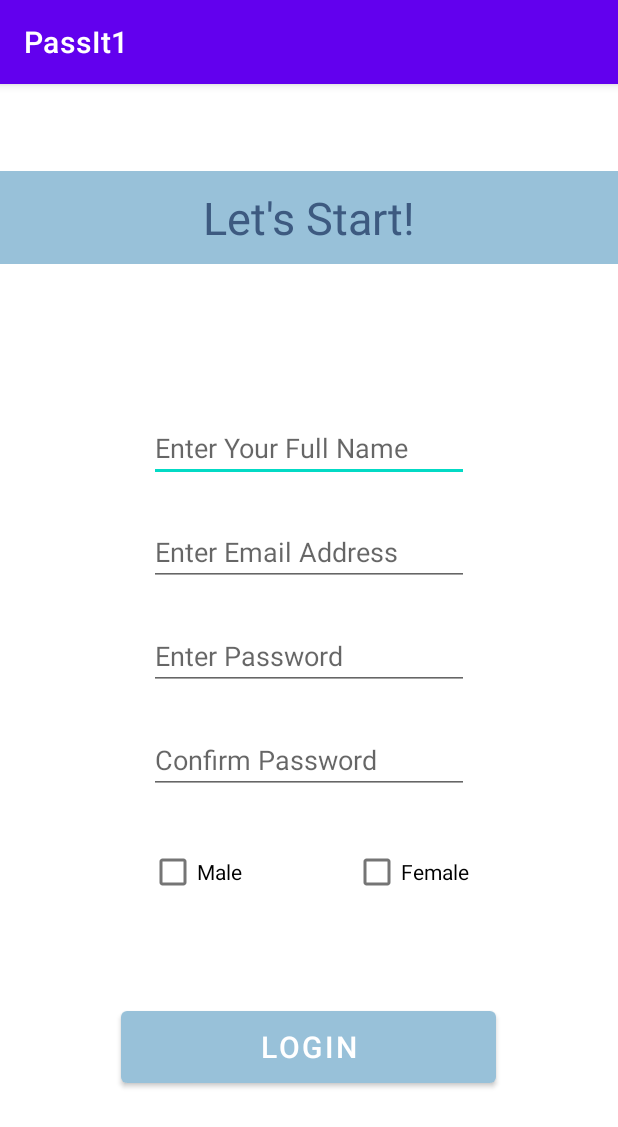
After one commit to ShaniId/PassIt, an Android app: the PersonalDetailsActivity screen opened directly, with no data from a screen before it, on a phone screen of 412 x 824 dp. The commit adds this screen. Shown: the top 1127 px of the screen. Run offline under Robolectric (Android 15) with nearby library versions, the phone set to English and light mode, and no system bars.

Commit message:
added Personal Details

```diff
--- a/app/src/main/AndroidManifest.xml
+++ b/app/src/main/AndroidManifest.xml
@@ -9,6 +9,7 @@
         android:roundIcon="@mipmap/ic_launcher_round"
         android:supportsRtl="true"
         android:theme="@style/Theme.PassIt1">
+        <activity android:name=".PersonalDetailsActivity"></activity>
         <activity android:name=".MainActivity">
             <intent-filter>
                 <action android:name="android.intent.action.MAIN" />
--- a/app/src/main/java/com/example/passit1/MainActivity.java
+++ b/app/src/main/java/com/example/passit1/MainActivity.java
@@ -2,7 +2,9 @@ package com.example.passit1;
 
 import androidx.appcompat.app.AppCompatActivity;
 
+import android.content.Intent;
 import android.os.Bundle;
+import android.view.View;
 
 public class MainActivity extends AppCompatActivity {
 
@@ -10,5 +12,15 @@ public class MainActivity extends AppCompatActivity {
     protected void onCreate(Bundle savedInstanceState) {
         super.onCreate(savedInstanceState);
         setContentView(R.layout.activity_main);
+
+        //Link to PersonalDetails page
+        findViewById(R.id.GetStarted).setOnClickListener(new View.OnClickListener() {
+            @Override
+            public void onClick(View v)
+            {
+                Intent intent = new Intent(MainActivity.this, PersonalDetailsActivity.class);
+                startActivity(intent);
+            }
+        });
     }
 }
--- /dev/null
+++ b/app/src/main/java/com/example/passit1/PersonalDetailsActivity.java
@@ -0,0 +1,14 @@
+package com.example.passit1;
+
+import androidx.appcompat.app.AppCompatActivity;
+
+import android.os.Bundle;
+
+public class PersonalDetailsActivity extends AppCompatActivity {
+
+    @Override
+    protected void onCreate(Bundle savedInstanceState) {
+        super.onCreate(savedInstanceState);
+        setContentView(R.layout.activity_personal_details);
+    }
+}
--- a/app/src/main/res/layout/activity_main.xml
+++ b/app/src/main/res/layout/activity_main.xml
@@ -7,6 +7,7 @@
     tools:context=".MainActivity">
 
     <TextView
+        android:id="@+id/textView"
         android:layout_width="319dp"
         android:layout_height="174dp"
         android:gravity="center"
@@ -21,21 +22,34 @@
         app:layout_constraintVertical_bias="0.328" />
 
     <Button
-        android:id="@+id/button"
-        android:layout_width="319dp"
-        android:layout_height="72dp"
+        android:id="@+id/GetStarted"
+        android:layout_width="0dp"
+        android:layout_height="0dp"
+        android:layout_marginTop="506dp"
+        android:layout_marginBottom="30dp"
         android:text="Get Started"
         app:backgroundTint="#3D5A80"
-        tools:layout_editor_absoluteX="42dp"
-        tools:layout_editor_absoluteY="506dp" />
+        app:layout_constraintBottom_toTopOf="@+id/HaveAlreadyAccount"
+        app:layout_constraintEnd_toEndOf="@+id/HaveAlreadyAccount"
+        app:layout_constraintStart_toStartOf="@+id/HaveAlreadyAccount"
+        app:layout_constraintTop_toTopOf="parent"
+        tools:ignore="MissingConstraints" />
 
     <Button
-        android:id="@+id/button2"
-        android:layout_width="319dp"
-        android:layout_height="72dp"
+        android:id="@+id/HaveAlreadyAccount"
+        android:layout_width="0dp"
+        android:layout_height="0dp"
+        android:layout_marginStart="42dp"
+        android:layout_marginLeft="42dp"
+        android:layout_marginEnd="42dp"
+        android:layout_marginRight="42dp"
+        android:layout_marginBottom="51dp"
         android:text="I Already have an Account"
         app:backgroundTint="#98C1D9"
-        tools:layout_editor_absoluteX="42dp"
-        tools:layout_editor_absoluteY="608dp" />
+        app:layout_constraintBottom_toBottomOf="parent"
+        app:layout_constraintEnd_toEndOf="parent"
+        app:layout_constraintStart_toStartOf="parent"
+        app:layout_constraintTop_toBottomOf="@+id/GetStarted"
+        tools:ignore="MissingConstraints" />
 
 </androidx.constraintlayout.widget.ConstraintLayout>
--- /dev/null
+++ b/app/src/main/res/layout/activity_personal_details.xml
@@ -0,0 +1,123 @@
+<?xml version="1.0" encoding="utf-8"?>
+<androidx.constraintlayout.widget.ConstraintLayout xmlns:android="http://schemas.android.com/apk/res/android"
+    xmlns:app="http://schemas.android.com/apk/res-auto"
+    xmlns:tools="http://schemas.android.com/tools"
+    android:layout_width="match_parent"
+    android:layout_height="match_parent"
+    tools:context=".PersonalDetailsActivity">
+
+
+    <EditText
+        android:id="@+id/FullName"
+        android:layout_width="wrap_content"
+        android:layout_height="wrap_content"
+        android:layout_marginTop="220dp"
+        android:autofillHints="no"
+        android:ems="10"
+        android:hint="Enter Your Full Name"
+        android:inputType="textPersonName"
+        app:layout_constraintEnd_toEndOf="parent"
+        app:layout_constraintStart_toStartOf="parent"
+        app:layout_constraintTop_toTopOf="parent"
+        tools:ignore="MissingConstraints" />
+
+
+    <EditText
+        android:id="@+id/EmailAddress"
+        android:layout_width="wrap_content"
+        android:layout_height="wrap_content"
+        android:layout_marginTop="24dp"
+        android:ems="10"
+        android:hint="Enter Email Address"
+        android:importantForAutofill="no"
+        android:inputType="textEmailAddress"
+        app:layout_constraintStart_toStartOf="@+id/FullName"
+        app:layout_constraintTop_toBottomOf="@+id/FullName"
+        tools:ignore="MissingConstraints" />
+
+    <EditText
+        android:id="@+id/LetsStartBar"
+        android:layout_width="0dp"
+        android:layout_height="62dp"
+        android:layout_marginTop="58dp"
+        android:autofillHints=""
+        android:background="#98C1D9"
+        android:ems="10"
+        android:gravity="center_horizontal|center_vertical"
+        android:inputType="textPersonName"
+        android:text="Let's Start!"
+        android:textAlignment="center"
+        android:textColor="#3D5A80"
+        android:textSize="30sp"
+        app:layout_constraintEnd_toEndOf="parent"
+        app:layout_constraintStart_toStartOf="parent"
+        app:layout_constraintTop_toTopOf="parent"
+        tools:ignore="LabelFor,MissingConstraints" />
+
+    <CheckBox
+        android:id="@+id/checkBoxFemale"
+        android:layout_width="wrap_content"
+        android:layout_height="wrap_content"
+        android:layout_marginTop="28dp"
+        android:text="Female"
+        app:layout_constraintEnd_toEndOf="@+id/ConfirmPassword"
+        app:layout_constraintTop_toBottomOf="@+id/ConfirmPassword"
+        tools:ignore="MissingConstraints" />
+
+    <CheckBox
+        android:id="@+id/checkBoxFemale2"
+        android:layout_width="wrap_content"
+        android:layout_height="wrap_content"
+        android:layout_marginTop="28dp"
+        android:text="Male"
+        app:layout_constraintStart_toStartOf="@+id/ConfirmPassword"
+        app:layout_constraintTop_toBottomOf="@+id/ConfirmPassword"
+        tools:ignore="MissingConstraints" />
+
+    <Button
+        android:id="@+id/Login"
+        android:layout_width="250dp"
+        android:layout_height="60dp"
+        android:layout_marginStart="8dp"
+        android:layout_marginLeft="8dp"
+        android:layout_marginTop="8dp"
+        android:layout_marginEnd="8dp"
+        android:layout_marginRight="8dp"
+        android:layout_marginBottom="8dp"
+        android:text="Login"
+        android:textSize="20sp"
+        app:backgroundTint="#98C1D9"
+        app:layout_constraintBottom_toBottomOf="parent"
+        app:layout_constraintEnd_toEndOf="parent"
+        app:layout_constraintHorizontal_bias="0.496"
+        app:layout_constraintStart_toStartOf="parent"
+        app:layout_constraintTop_toTopOf="parent"
+        app:layout_constraintVertical_bias="0.873"
+        tools:ignore="MissingConstraints" />
+
+    <EditText
+        android:id="@+id/Password"
+        android:layout_width="wrap_content"
+        android:layout_height="wrap_content"
+        android:layout_marginTop="24dp"
+        android:autofillHints="no"
+        android:ems="10"
+        android:hint="Enter Password"
+        android:inputType="textPassword"
+        app:layout_constraintStart_toStartOf="@+id/EmailAddress"
+        app:layout_constraintTop_toBottomOf="@+id/EmailAddress"
+        tools:ignore="MissingConstraints" />
+
+    <EditText
+        android:id="@+id/ConfirmPassword"
+        android:layout_width="wrap_content"
+        android:layout_height="wrap_content"
+        android:layout_marginTop="24dp"
+        android:autofillHints="no"
+        android:ems="10"
+        android:hint="Confirm Password"
+        android:inputType="textPassword"
+        app:layout_constraintStart_toStartOf="@+id/Password"
+        app:layout_constraintTop_toBottomOf="@+id/Password"
+        tools:ignore="MissingConstraints" />
+</androidx.constraintlayout.widget.ConstraintLayout>
```
